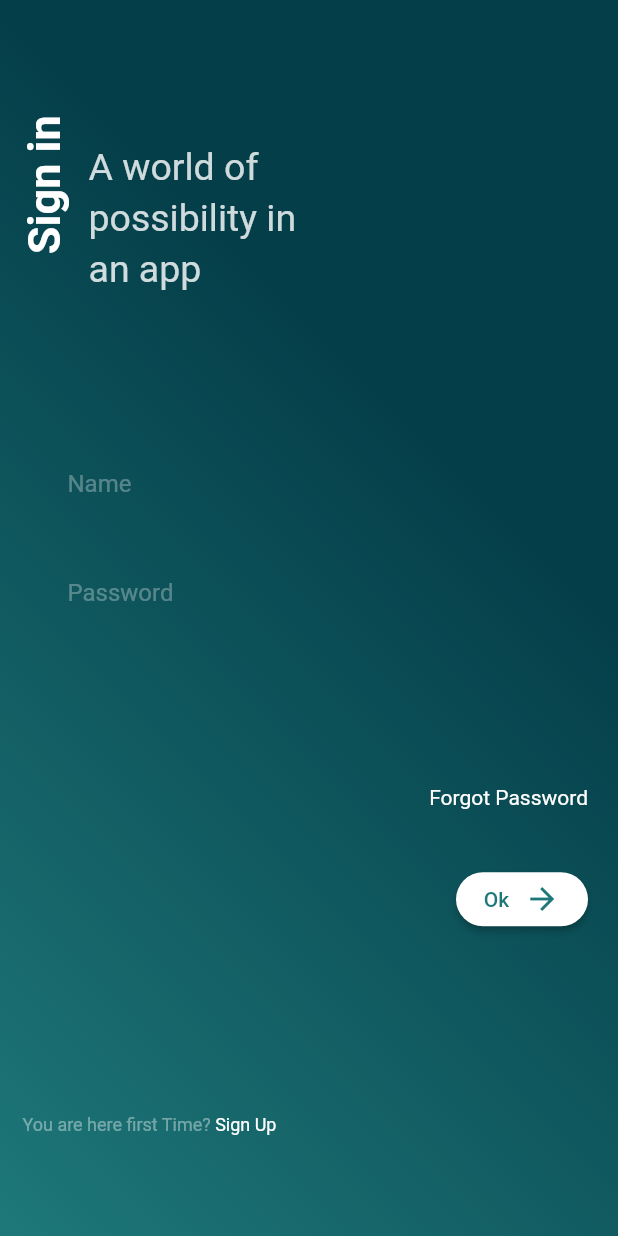
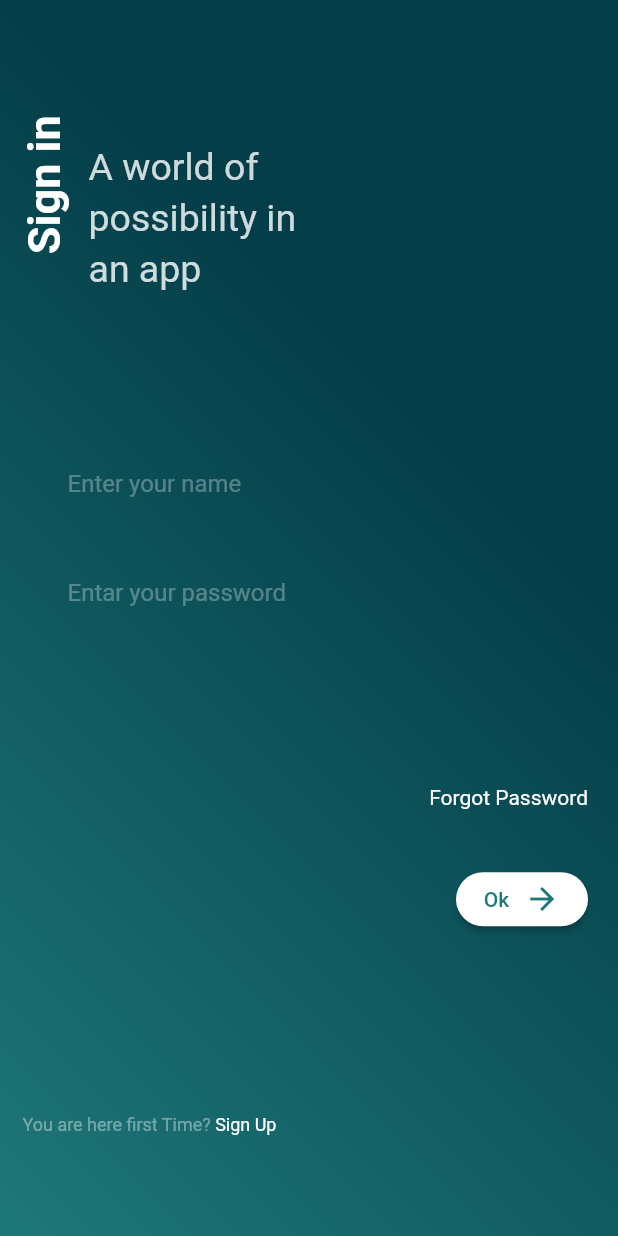
Before and after one commit to developerRsam/Minimalist-login-UI, a Flutter app: the screen it shows after launch, on a phone screen of 412 x 824 dp. Run offline on Flutter 3.47's test engine with Material 2 defaults, Android fonts, the phone set to English and light mode, and no system bars.

Commit message:
Change hints values

```diff
--- a/lib/signin/signin.dart
+++ b/lib/signin/signin.dart
@@ -93,7 +93,7 @@ class _SignInState extends State<SignIn> {
                       decoration: InputDecoration(
                         border: InputBorder.none,
                         contentPadding: EdgeInsets.symmetric(horizontal: 45),
-                        hintText: 'Name',
+                        hintText: 'Enter your name',
                         hintStyle: TextStyle(
                           color: Colors.white,
                         ),
@@ -111,7 +111,7 @@ class _SignInState extends State<SignIn> {
                       decoration: InputDecoration(
                         border: InputBorder.none,
                         contentPadding: EdgeInsets.symmetric(horizontal: 45),
-                        hintText: 'Password',
+                        hintText: 'Entar your password',
                         hintStyle: TextStyle(
                           color: Colors.white,
                         ),
```
